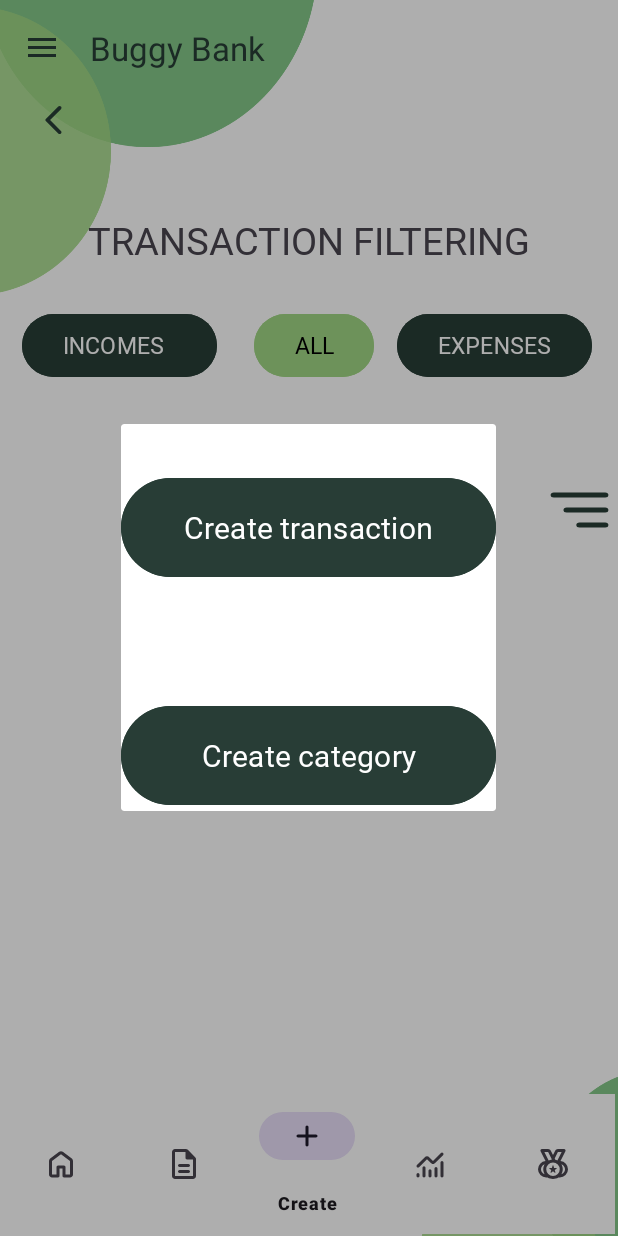
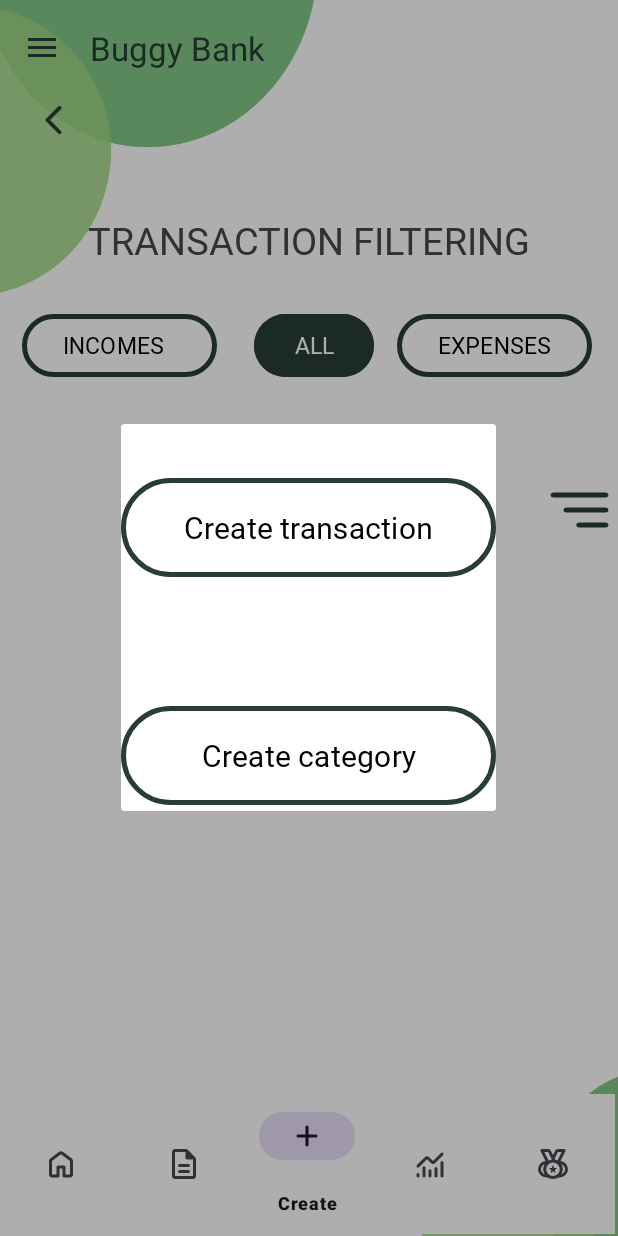
Before and after one commit to ST10085670/BuggyBank, an Android app: the MainPageFragment screen opened directly, with no data from a screen before it, item 3 of the bottom bar chosen, on a phone screen of 412 x 824 dp. Run offline under Robolectric (Android 15) with nearby library versions, the phone set to English and light mode, and no system bars; our stand-ins replace Firebase (no records; nobody signed in at launch, a user with empty details on screens opened directly); libraries missing offline, so code that uses them is left out: com.github.mikephil.charting; 1 statement that could not run was skipped.

Commit message:
Secondary buttons changed to transparent background and stroke

```diff
--- a/app/src/main/res/layout/activity_main.xml
+++ b/app/src/main/res/layout/activity_main.xml
@@ -59,7 +59,9 @@
         android:id="@+id/btnlogin"
         android:layout_width="200dp"
         android:layout_height="50dp"
-        android:backgroundTint="@color/light_green"
+        android:backgroundTint="@android:color/transparent"
+        app:strokeColor="#283D36"
+        app:strokeWidth="3dp"
         android:fontFamily="@font/chakra_petch_bold"
         android:textAlignment="center"
         android:textColor="@color/black"
--- a/app/src/main/res/layout/fragment_add_budget_buddy_pop_up.xml
+++ b/app/src/main/res/layout/fragment_add_budget_buddy_pop_up.xml
@@ -48,12 +48,12 @@
         android:layout_width="200dp"
         android:layout_height="50dp"
         android:layout_marginTop="56dp"
-        android:backgroundTint="@color/green"
+        android:backgroundTint="@color/dark_green"
         android:fontFamily="@font/chakra_petch_bold"
         android:onClick="addBudgetBuddy"
         android:text="+   Add Buddy"
         android:textAlignment="center"
-        android:textColor="@color/black"
+        android:textColor="@color/white"
         android:textSize="20sp"
         app:layout_constraintEnd_toEndOf="parent"
         app:layout_constraintHorizontal_bias="0.497"
--- a/app/src/main/res/layout/fragment_budget_buddy_wallets_list.xml
+++ b/app/src/main/res/layout/fragment_budget_buddy_wallets_list.xml
@@ -49,11 +49,11 @@
         android:layout_width="274dp"
         android:layout_height="65dp"
         android:layout_marginTop="24dp"
-        android:backgroundTint="@color/green"
+        android:backgroundTint="@color/dark_green"
         android:fontFamily="@font/chakra_petch_bold"
         android:text="+   Add Wallet"
         android:textAlignment="center"
-        android:textColor="@color/black"
+        android:textColor="@color/white"
         android:textSize="23sp"
         app:layout_constraintEnd_toEndOf="parent"
         app:layout_constraintHorizontal_bias="0.496"
--- a/app/src/main/res/layout/fragment_creat_pop_up.xml
+++ b/app/src/main/res/layout/fragment_creat_pop_up.xml
@@ -14,11 +14,13 @@
         android:layout_width="250dp"
         android:layout_height="74dp"
         android:layout_marginBottom="152dp"
-        android:backgroundTint="@color/dark_green"
+        android:backgroundTint="@android:color/transparent"
+        app:strokeColor="#283D36"
+        app:strokeWidth="3dp"
         android:fontFamily="@font/chakra_petch_bold"
         android:text="Create transaction"
         android:textAlignment="center"
-        android:textColor="@color/white"
+        android:textColor="@color/black"
         android:textSize="20sp"
         app:layout_constraintBottom_toBottomOf="parent"
         app:layout_constraintEnd_toEndOf="parent"
@@ -29,11 +31,13 @@
         android:layout_width="250dp"
         android:layout_height="74dp"
         android:layout_marginTop="184dp"
-        android:backgroundTint="@color/dark_green"
+        android:backgroundTint="@android:color/transparent"
+        app:strokeColor="#283D36"
+        app:strokeWidth="3dp"
         android:fontFamily="@font/chakra_petch_bold"
         android:text="Create category"
         android:textAlignment="center"
-        android:textColor="@color/white"
+        android:textColor="@color/black"
         android:textSize="20sp"
         app:layout_constraintEnd_toEndOf="parent"
         app:layout_constraintStart_toStartOf="parent"
--- a/app/src/main/res/layout/fragment_set_budget.xml
+++ b/app/src/main/res/layout/fragment_set_budget.xml
@@ -56,10 +56,12 @@
         android:layout_height="wrap_content"
         android:layout_marginEnd="16dp"
         android:text="Define"
-        android:backgroundTint="@color/dark_green"
+        android:backgroundTint="@android:color/transparent"
+        app:strokeColor="#283D36"
+        app:strokeWidth="3dp"
         android:fontFamily="@font/chakra_petch_bold"
         android:textAlignment="center"
-        android:textColor="@color/white"
+        android:textColor="@color/black"
         android:textSize="14sp"
         app:layout_constraintBottom_toTopOf="@+id/seekBarMin"
         app:layout_constraintEnd_toEndOf="parent" />
--- a/app/src/main/res/layout/fragment_transaction_records.xml
+++ b/app/src/main/res/layout/fragment_transaction_records.xml
@@ -45,11 +45,13 @@
             android:id="@+id/btnExpenses"
             android:layout_width="130dp"
             android:layout_height="50dp"
-            android:backgroundTint="@color/dark_green"
+            android:backgroundTint="@android:color/transparent"
+            app:strokeColor="#283D36"
+            app:strokeWidth="3dp"
             android:fontFamily="@font/chakra_petch_bold"
             android:text="EXPENSES"
             android:textAlignment="center"
-            android:textColor="@color/white"
+            android:textColor="@color/black"
             android:textSize="15sp"
             app:layout_constraintBottom_toBottomOf="parent"
             app:layout_constraintEnd_toEndOf="parent"
@@ -62,11 +64,13 @@
             android:id="@+id/btnIncomes"
             android:layout_width="130dp"
             android:layout_height="50dp"
-            android:backgroundTint="@color/dark_green"
+            android:backgroundTint="@android:color/transparent"
+            app:strokeColor="#283D36"
+            app:strokeWidth="3dp"
             android:fontFamily="@font/chakra_petch_bold"
             android:text="INCOMES  "
             android:textAlignment="center"
-            android:textColor="@color/white"
+            android:textColor="@color/black"
             android:textSize="15sp"
             app:layout_constraintBottom_toBottomOf="parent"
             app:layout_constraintEnd_toEndOf="parent"
@@ -79,11 +83,11 @@
             android:id="@+id/btnAll"
             android:layout_width="80dp"
             android:layout_height="50dp"
-            android:backgroundTint="@color/light_green"
+            android:backgroundTint="@color/dark_green"
             android:fontFamily="@font/chakra_petch_bold"
             android:text="ALL"
             android:textAlignment="center"
-            android:textColor="@color/black"
+            android:textColor="@color/white"
             android:textSize="15sp"
             app:layout_constraintBottom_toBottomOf="parent"
             app:layout_constraintEnd_toEndOf="parent"
```
Also changed, not shown: app/src/main/res/layout/activity_sign_in.xml (+10 -7 lines), app/src/main/res/layout/fragment_currency_convertor.xml (+7 -3 lines), app/src/main/res/layout/fragment_logout.xml (+12 -7 lines), app/src/main/res/layout/fragment_main_page.xml (+5 -3 lines).
